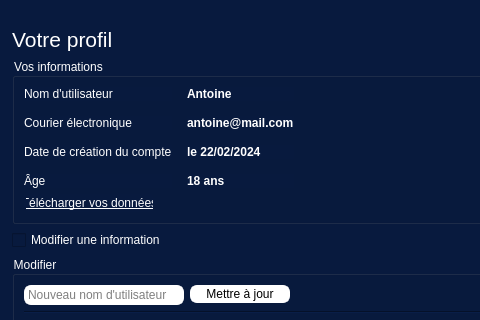
Before: the Qt Designer form source/application/application.ui in Projet-Trophee-NSI/Olympic-Tournament, drawn with Qt 5; both pictures show x 122 to 602 and y 0 to 320 of the 800 by 886 pixel window.
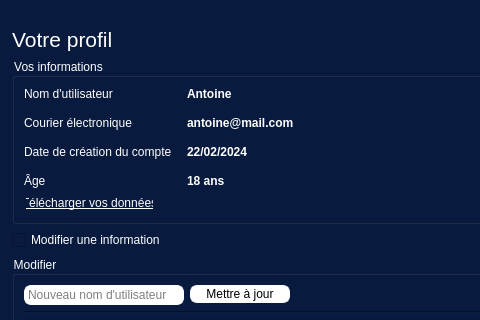
After: the same form once the commit is applied. The open tabs and pages were chosen to show the change.

The edit to the form file:
```diff
--- a/source/application/application.ui
+++ b/source/application/application.ui
@@ -587,7 +587,7 @@
                       </font>
                      </property>
                      <property name="text">
-                      <string>le 22/02/2024</string>
+                      <string>22/02/2024</string>
                      </property>
                     </widget>
                    </item>
```
Left out of the diff: 24 changed lines with no effect on the pictures.
